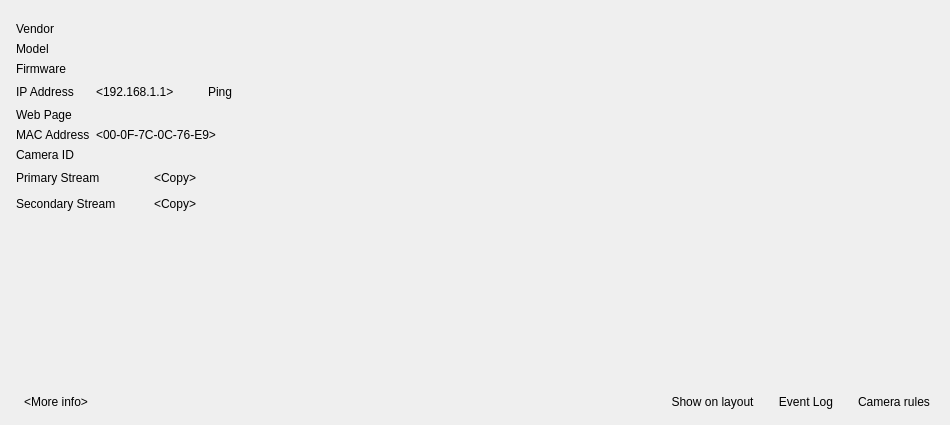
Above: client/nx_client_desktop/src/nx/client/desktop/resource_properties/camera/camera_info_widget.ui from networkoptix/nx_open before the change. Below: the same form after it.
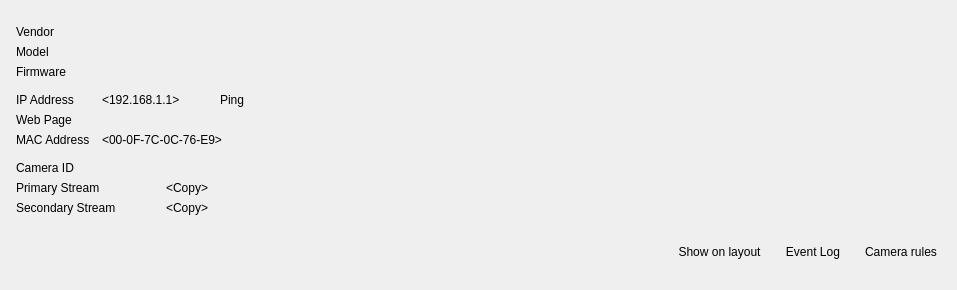
That is the form after the change. The open tabs and pages were chosen to show the change. Custom widgets are drawn as their Qt base class.

Commit message:
VMS-7661: Redesigned camera settings dialog: general tab
<==== Mercurial data ====>
Branch: vms

Patch:
```diff
--- a/client/nx_client_desktop/src/nx/client/desktop/resource_properties/camera/camera_info_widget.ui
+++ b/client/nx_client_desktop/src/nx/client/desktop/resource_properties/camera/camera_info_widget.ui
@@ -6,8 +6,8 @@
    <rect>
     <x>0</x>
     <y>0</y>
-    <width>950</width>
-    <height>425</height>
+    <width>957</width>
+    <height>290</height>
    </rect>
   </property>
   <layout class="QVBoxLayout" name="verticalLayout">
@@ -99,7 +99,10 @@
       </layout>
      </widget>
      <widget class="QWidget" name="moreInfoPage">
-      <layout class="QVBoxLayout" name="verticalLayout_2">
+      <layout class="QVBoxLayout" name="verticalLayout_2" stretch="0,0,0">
+       <property name="spacing">
+        <number>8</number>
+       </property>
        <property name="leftMargin">
         <number>8</number>
        </property>
@@ -114,6 +117,12 @@
        </property>
        <item>
         <layout class="QFormLayout" name="detailInfoLayout">
+         <property name="horizontalSpacing">
+          <number>12</number>
+         </property>
+         <property name="verticalSpacing">
+          <number>0</number>
+         </property>
          <item row="0" column="0">
           <widget class="QLabel" name="vendorDetailTitleLabel">
            <property name="text">
@@ -137,6 +146,12 @@
          </item>
          <item row="0" column="1">
           <widget class="QLabel" name="vendorDetailLabel">
+           <property name="minimumSize">
+            <size>
+             <width>0</width>
+             <height>20</height>
+            </size>
+           </property>
            <property name="text">
             <string notr="true">&lt;ACTI&gt;</string>
            </property>
@@ -147,6 +162,12 @@
          </item>
          <item row="1" column="1">
           <widget class="QLabel" name="modelDetailLabel">
+           <property name="minimumSize">
+            <size>
+             <width>0</width>
+             <height>20</height>
+            </size>
+           </property>
            <property name="text">
             <string notr="true">&lt;E96&gt;</string>
            </property>
@@ -157,6 +178,12 @@
          </item>
          <item row="2" column="1">
           <widget class="QLabel" name="firmwareLabel">
+           <property name="minimumSize">
+            <size>
+             <width>0</width>
+             <height>20</height>
+            </size>
+           </property>
            <property name="text">
             <string notr="true">&lt;A1D-500-V6.05.16-AC&gt;</string>
            </property>
@@ -169,6 +196,12 @@
        </item>
        <item>
         <layout class="QFormLayout" name="networkInfoLayout">
+         <property name="horizontalSpacing">
+          <number>12</number>
+         </property>
+         <property name="verticalSpacing">
+          <number>0</number>
+         </property>
          <item row="0" column="0">
           <widget class="QLabel" name="ipAddressDetailTitleLabel">
            <property name="text">
@@ -190,51 +223,14 @@
            </property>
           </widget>
          </item>
-         <item row="0" column="1">
-          <layout class="QHBoxLayout" name="ipAddressDetailLayout">
-           <item>
-            <widget class="QLabel" name="ipAddressDetailLabel">
-             <property name="text">
-              <string notr="true">&lt;192.168.1.1&gt;</string>
-             </property>
-             <property name="textInteractionFlags">
-              <set>Qt::LinksAccessibleByMouse|Qt::TextSelectableByMouse</set>
-             </property>
-            </widget>
-           </item>
-           <item>
-            <widget class="QPushButton" name="pingButton">
-             <property name="maximumSize">
-              <size>
-               <width>16777215</width>
-               <height>20</height>
-              </size>
-             </property>
-             <property name="text">
-              <string>Ping</string>
-             </property>
-             <property name="flat">
-              <bool>true</bool>
-             </property>
-            </widget>
-           </item>
-           <item>
-            <spacer name="horizontalSpacer_2">
-             <property name="orientation">
-              <enum>Qt::Horizontal</enum>
-             </property>
-             <property name="sizeHint" stdset="0">
-              <size>
-               <width>40</width>
-               <height>20</height>
-              </size>
-             </property>
-            </spacer>
-           </item>
-          </layout>
-         </item>
          <item row="1" column="1">
           <widget class="QLabel" name="webPageLabel">
+           <property name="minimumSize">
+            <size>
+             <width>0</width>
+             <height>20</height>
+            </size>
+           </property>
            <property name="text">
             <string notr="true">&lt;http://192.168.1.1/&gt;</string>
            </property>
@@ -245,6 +241,12 @@
          </item>
          <item row="2" column="1">
           <widget class="QLabel" name="macAddressLabel">
+           <property name="minimumSize">
+            <size>
+             <width>0</width>
+             <height>20</height>
+            </size>
+           </property>
            <property name="text">
             <string notr="true">&lt;00-0F-7C-0C-76-E9&gt;</string>
            </property>
@@ -253,10 +255,82 @@
            </property>
           </widget>
          </item>
+         <item row="0" column="1">
+          <widget class="QWidget" name="pingControlsWidget" native="true">
+           <property name="maximumSize">
+            <size>
+             <width>16777215</width>
+             <height>20</height>
+            </size>
+           </property>
+           <layout class="QHBoxLayout" name="ipAddressDetailLayout">
+            <property name="spacing">
+             <number>12</number>
+            </property>
+            <property name="leftMargin">
+             <number>0</number>
+            </property>
+            <property name="topMargin">
+             <number>0</number>
+            </property>
+            <property name="rightMargin">
+             <number>0</number>
+            </property>
+            <property name="bottomMargin">
+             <number>0</number>
+            </property>
+            <item>
+             <widget class="QLabel" name="ipAddressDetailLabel">
+              <property name="text">
+               <string notr="true">&lt;192.168.1.1&gt;</string>
+              </property>
+              <property name="textInteractionFlags">
+               <set>Qt::LinksAccessibleByMouse|Qt::TextSelectableByMouse</set>
+              </property>
+             </widget>
+            </item>
+            <item>
+             <widget class="QPushButton" name="pingButton">
+              <property name="text">
+               <string>Ping</string>
+              </property>
+              <property name="iconSize">
+               <size>
+                <width>20</width>
+                <height>20</height>
+               </size>
+              </property>
+              <property name="flat">
+               <bool>true</bool>
+              </property>
+             </widget>
+            </item>
+            <item>
+             <spacer name="horizontalSpacer_2">
+              <property name="orientation">
+               <enum>Qt::Horizontal</enum>
+              </property>
+              <property name="sizeHint" stdset="0">
+               <size>
+                <width>40</width>
+                <height>1</height>
+               </size>
+              </property>
+             </spacer>
+            </item>
+           </layout>
+          </widget>
+         </item>
         </layout>
        </item>
        <item>
         <layout class="QFormLayout" name="serviceInfoLayout">
+         <property name="horizontalSpacing">
+          <number>12</number>
+         </property>
+         <property name="verticalSpacing">
+          <number>0</number>
+         </property>
          <item row="0" column="0">
           <widget class="QLabel" name="cameraIdTitleLabel">
            <property name="text">
@@ -280,6 +354,12 @@
          </item>
          <item row="0" column="1">
           <widget class="QLabel" name="cameraIdLabel">
+           <property name="minimumSize">
+            <size>
+             <width>0</width>
+             <height>20</height>
+            </size>
+           </property>
            <property name="text">
             <string notr="true">&lt;cf5bac1d-6b93-e517-41ab-6f13bbc7a2af&gt;</string>
            </property>
@@ -289,7 +369,29 @@
           </widget>
          </item>
          <item row="2" column="1">
+          <widget class="QWidget" name="secondaryStreamControlWidget" native="true">
+           <property name="maximumSize">
+            <size>
+             <width>16777215</width>
+             <height>20</height>
+            </size>
+           </property>
           <layout class="QHBoxLayout" name="secondaryStreamLayout">
+            <property name="spacing">
+             <number>12</number>
+            </property>
+            <property name="leftMargin">
+             <number>0</number>
+            </property>
+            <property name="topMargin">
+             <number>0</number>
+            </property>
+            <property name="rightMargin">
+             <number>0</number>
+            </property>
+            <property name="bottomMargin">
+             <number>0</number>
+            </property>
            <item>
             <widget class="QLabel" name="secondaryStreamLabel">
              <property name="text">
@@ -302,15 +404,15 @@
            </item>
            <item>
             <widget class="nx::client::desktop::ui::ClipboardButton" name="secondaryStreamCopyButton">
-             <property name="maximumSize">
+              <property name="text">
+               <string notr="true">&lt;Copy&gt;</string>
+              </property>
+              <property name="iconSize">
               <size>
-               <width>16777215</width>
+                <width>20</width>
                <height>20</height>
               </size>
              </property>
-             <property name="text">
-              <string notr="true">&lt;Copy&gt;</string>
-             </property>
              <property name="flat">
               <bool>true</bool>
              </property>
@@ -324,15 +426,38 @@
              <property name="sizeHint" stdset="0">
               <size>
                <width>40</width>
-               <height>20</height>
+                <height>1</height>
               </size>
              </property>
             </spacer>
            </item>
           </layout>
+          </widget>
          </item>
          <item row="1" column="1">
+          <widget class="QWidget" name="primaryStreamControlWidget" native="true">
+           <property name="maximumSize">
+            <size>
+             <width>16777215</width>
+             <height>20</height>
+            </size>
+           </property>
           <layout class="QHBoxLayout" name="primaryStreamLayout">
+            <property name="spacing">
+             <number>12</number>
+            </property>
+            <property name="leftMargin">
+             <number>0</number>
+            </property>
+            <property name="topMargin">
+             <number>0</number>
+            </property>
+            <property name="rightMargin">
+             <number>0</number>
+            </property>
+            <property name="bottomMargin">
+             <number>0</number>
+            </property>
            <item>
             <widget class="QLabel" name="primaryStreamLabel">
              <property name="text">
@@ -345,12 +470,6 @@
            </item>
            <item>
             <widget class="nx::client::desktop::ui::ClipboardButton" name="primaryStreamCopyButton">
-             <property name="maximumSize">
-              <size>
-               <width>16777215</width>
-               <height>20</height>
-              </size>
-             </property>
              <property name="text">
               <string notr="true">&lt;Copy&gt;</string>
              </property>
@@ -373,22 +492,10 @@
             </spacer>
            </item>
           </layout>
+          </widget>
          </item>
         </layout>
        </item>
-       <item>
-        <spacer name="verticalSpacer">
-         <property name="orientation">
-          <enum>Qt::Vertical</enum>
-         </property>
-         <property name="sizeHint" stdset="0">
-          <size>
-           <width>20</width>
-           <height>40</height>
-          </size>
-         </property>
-        </spacer>
-       </item>
       </layout>
      </widget>
     </widget>
@@ -396,8 +503,24 @@
    <item>
     <layout class="QHBoxLayout" name="horizontalLayout">
      <item>
-      <widget class="QnEditableLabel" name="multipleNameLabel" native="true"/>
-     </item>
+      <widget class="QStackedWidget" name="controlsStackedWidget">
+       <property name="currentIndex">
+        <number>0</number>
+       </property>
+       <widget class="QWidget" name="toggleInfoPage">
+        <layout class="QVBoxLayout" name="verticalLayout_3">
+         <property name="leftMargin">
+          <number>4</number>
+         </property>
+         <property name="topMargin">
+          <number>0</number>
+         </property>
+         <property name="rightMargin">
+          <number>0</number>
+         </property>
+         <property name="bottomMargin">
+          <number>0</number>
+         </property>
      <item>
       <widget class="QPushButton" name="toggleInfoButton">
        <property name="text">
@@ -406,6 +529,29 @@
        <property name="flat">
         <bool>true</bool>
        </property>
+          </widget>
+         </item>
+        </layout>
+       </widget>
+       <widget class="QWidget" name="multipleCamerasNamePage">
+        <layout class="QVBoxLayout" name="verticalLayout_4">
+         <property name="leftMargin">
+          <number>0</number>
+         </property>
+         <property name="topMargin">
+          <number>0</number>
+         </property>
+         <property name="rightMargin">
+          <number>0</number>
+         </property>
+         <property name="bottomMargin">
+          <number>0</number>
+         </property>
+         <item>
+          <widget class="QnEditableLabel" name="multipleNameLabel" native="true"/>
+         </item>
+        </layout>
+       </widget>
       </widget>
      </item>
      <item>
```
Lines whose indentation alone changed are shown as unchanged. The commit also changes 3 other files.
